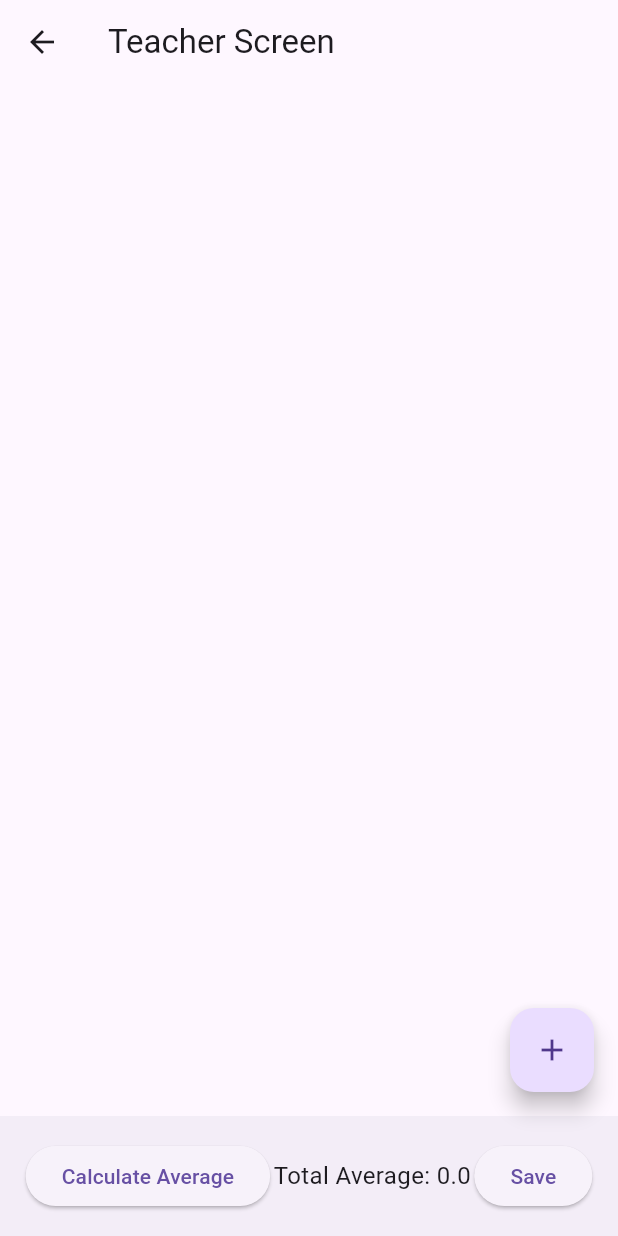
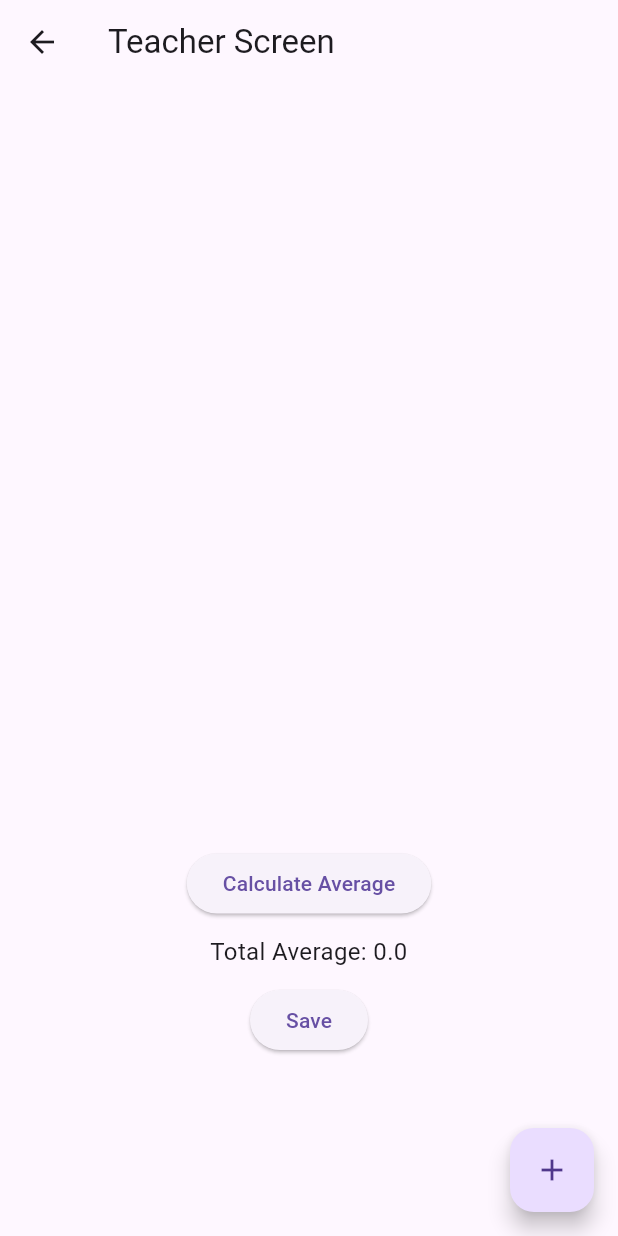
Before and after one commit to ChanakaThushan/Student_exam_results_Mobile_App, a Flutter app: the TeacherScreen screen opened by its route, on a phone screen of 412 x 824 dp. Run offline on Flutter 3.47's test engine with Material 3 defaults, Android fonts, the phone set to English and light mode, and no system bars.

Commit message:
new codes

```diff
--- a/lib/main.dart
+++ b/lib/main.dart
@@ -1,9 +1,8 @@
 import 'package:flutter/material.dart';
 import 'package:my_flutter_app/screens/student_list_screen.dart';
-import 'package:my_flutter_app/screens/TeacherScreen.dart';
+import 'package:my_flutter_app/screens/TeacherScreen.dart' as Teacher; // Import TeacherScreen with an alias
 import 'package:my_flutter_app/screens/welcome_screen.dart';
-import 'package:my_flutter_app/screens/role_selection_screen.dart'; // Import the RoleSelectionScreen
-
+import 'package:my_flutter_app/screens/role_selection_screen.dart';
 
 void main() {
   runApp(MyApp());
@@ -17,9 +16,9 @@ class MyApp extends StatelessWidget {
       home: WelcomeScreen(),
       routes: {
         // Define named routes for navigation
-       '/student': (context) => StudentListScreen(),
+        '/student': (context) => StudentListScreen(),
         '/roleSelection': (context) => RoleSelectionScreen(),
-        '/teacher': (context) => TeacherScreen(studentName: 'YourStudentNameHere'), // Replace with the actual student name
+        '/teacher': (context) => Teacher.TeacherScreen(studentName: 'YourStudentNameHere'), // Use the alias for TeacherScreen
       },
     );
   }
--- a/lib/screens/TeacherScreen.dart
+++ b/lib/screens/TeacherScreen.dart
@@ -22,7 +22,11 @@ class _TeacherScreenState extends State<TeacherScreen> {
       appBar: AppBar(
         title: Text('Teacher Screen'),
       ),
-      body: ListView.builder(
+      body: Column(
+        crossAxisAlignment: CrossAxisAlignment.stretch, // Align children to stretch horizontally
+        children: [
+          Expanded(
+            child: ListView.builder(
               itemCount: subjects.length,
               itemBuilder: (context, index) {
                 final subject = subjects[index];
@@ -43,30 +47,37 @@ class _TeacherScreenState extends State<TeacherScreen> {
                 );
               },
             ),
-      floatingActionButton: FloatingActionButton(
-        child: Icon(Icons.add),
-        onPressed: () {
-          _addSubjectDialog(context); // Show dialog to add subject
-        },
           ),
-      bottomNavigationBar: BottomAppBar(
-        child: Row(
-          mainAxisAlignment: MainAxisAlignment.spaceAround,
+          SizedBox(height: 10), // Adjusted space between list and buttons
+          Expanded(
+            child: Column(
+              mainAxisAlignment: MainAxisAlignment.center, // Center items vertically
               children: [
                 ElevatedButton(
                   onPressed: _calculateAverage,
                   child: Text('Calculate Average'),
                 ),
+                SizedBox(height: 10),
                 Text(
                   'Total Average: $totalAverage',
                   style: TextStyle(fontSize: 16),
+                  textAlign: TextAlign.center, // Center text horizontally
                 ),
+                SizedBox(height: 10),
                 ElevatedButton(
                   onPressed: _saveDetails,
                   child: Text('Save'),
                 ),
               ],
             ),
+          ),
+        ],
+      ),
+      floatingActionButton: FloatingActionButton(
+        child: Icon(Icons.add),
+        onPressed: () {
+          _addSubjectDialog(context); // Show dialog to add subject
+        },
       ),
     );
   }
```
Lines whose indentation alone changed are shown as unchanged.
